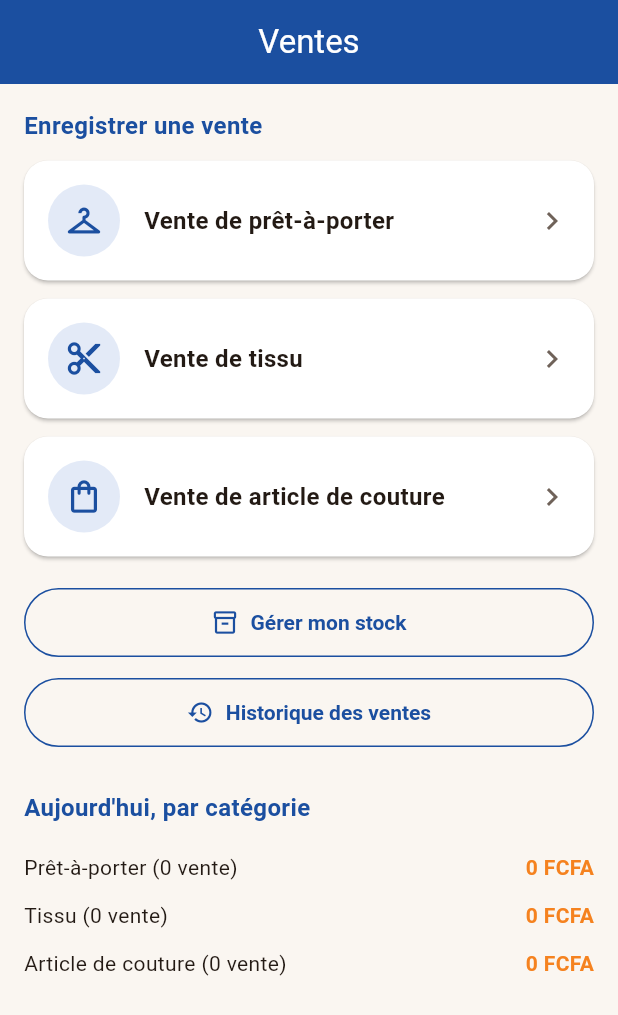
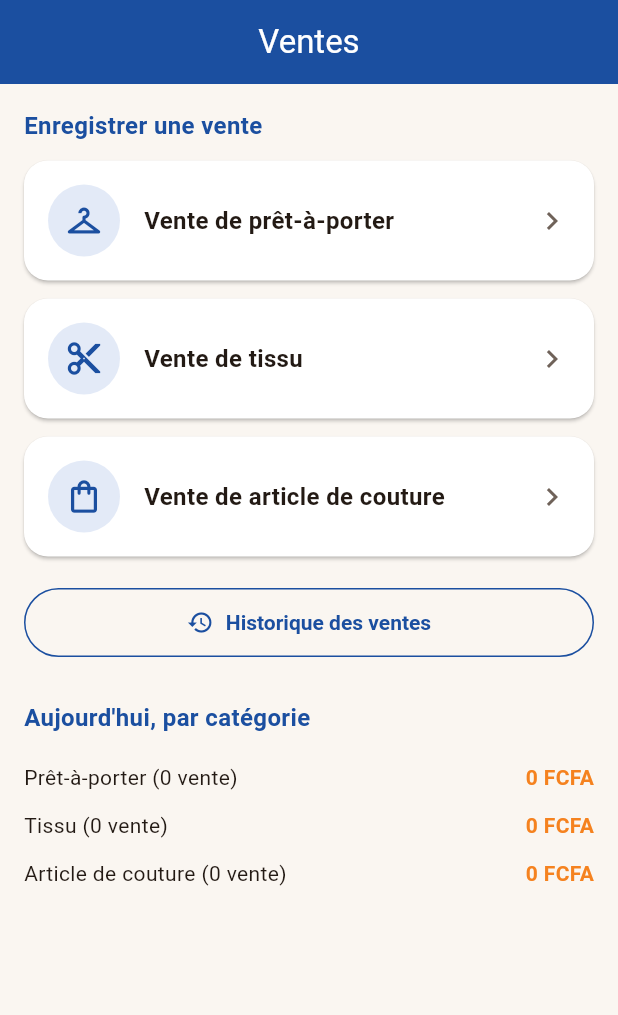
Before and after one commit to ouattaradanou-debug/forevercare-ai, a Flutter app: the EcranVentes screen opened by its route, on a phone screen of 412 x 824 dp. Shown: the top 1015 px of the screen. Run offline on Flutter 3.47's test engine with Material 3 defaults, Android fonts, the phone set to English and light mode, and no system bars; our stand-ins replace audioplayers, cached_network_image, connectivity_plus, drift, flutter_image_compress, flutter_local_notifications and 14 more; missing offline and left inert: record; accounts and stored records are empty; generated files the repository leaves out were written again.

Commit message:
Séparer Stock en action rapide dédiée, à côté de Ventes
Ajoute "Stock" dans les actions rapides de l'accueil (accès direct à
la gestion du stock) et retire le bouton "Gérer mon stock" de l'écran
Ventes pour l'alléger — utile pour des tailleurs peu à l'aise avec
beaucoup d'options sur un même écran.

Co-Authored-By: Claude Sonnet 5 <noreply@anthropic.com>
Claude-Session: https://claude.ai/code/session_01HPRTXPCgGzxUX9YW2QHUsa

```diff
--- a/atelier_plus/lib/features/ventes/presentation/ecran_ventes.dart
+++ b/atelier_plus/lib/features/ventes/presentation/ecran_ventes.dart
@@ -79,18 +79,6 @@ class EcranVentes extends ConsumerWidget {
               const SizedBox(height: 12),
             ],
             const SizedBox(height: 8),
-            OutlinedButton.icon(
-              onPressed: () => context.push(AppRoutes.gestionStock),
-              style: OutlinedButton.styleFrom(
-                foregroundColor: _bleuSeda,
-                side: const BorderSide(color: _bleuSeda),
-                padding: const EdgeInsets.symmetric(vertical: 14),
-                textStyle: const TextStyle(fontSize: 14, fontWeight: FontWeight.bold),
-              ),
-              icon: const Icon(Icons.inventory_2_outlined),
-              label: const Text('Gérer mon stock'),
-            ),
-            const SizedBox(height: 12),
             OutlinedButton.icon(
               onPressed: () => context.push(AppRoutes.historiqueVentes),
               style: OutlinedButton.styleFrom(
```
Also changed, not shown: atelier_plus/lib/features/auth/presentation/ecran_accueil_provisoire.dart (+8 -0 lines).
